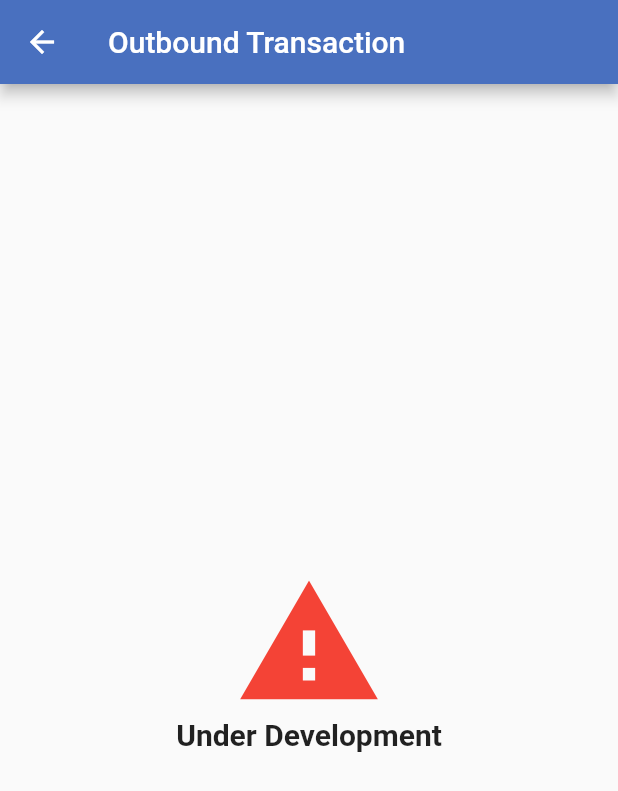
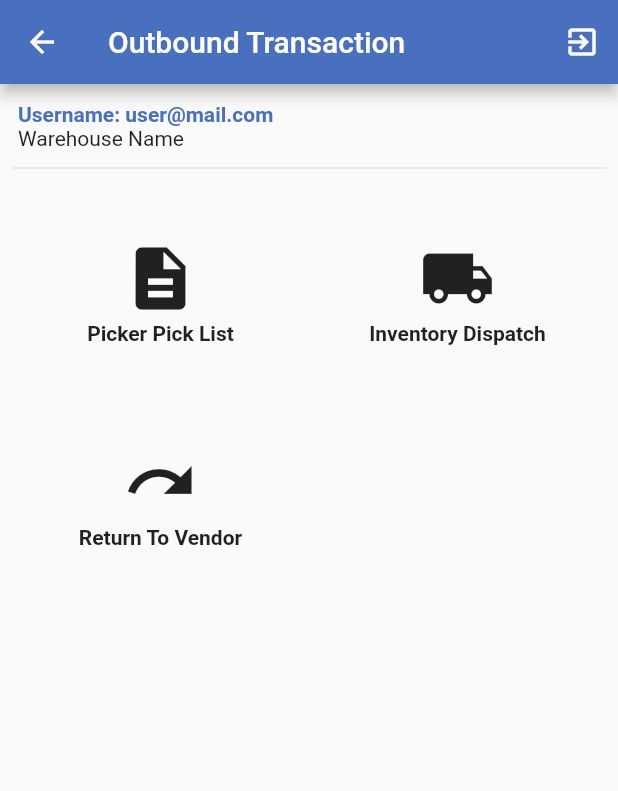
Before and after one commit to andrianprabowo/msi_app, a Flutter app: the OutboundScreen screen opened by its route, on a phone screen of 412 x 824 dp. Shown: the top 791 px of the screen. Run offline on Flutter 3.47's test engine with Material 2 defaults, Android fonts, the phone set to English and light mode, and no system bars.

Commit message:
create sub menu

```diff
--- a/lib/screens/home/home_screen.dart
+++ b/lib/screens/home/home_screen.dart
@@ -1,6 +1,6 @@
 import 'package:flutter/material.dart';
-import 'package:msi_app/screens/home/widgets/item_header.dart';
-import 'package:msi_app/screens/home/widgets/item_menu.dart';
+import 'package:msi_app/widgets/item_header.dart';
+import 'package:msi_app/widgets/item_menu.dart';
 import 'package:msi_app/screens/inbound/inbound_screen.dart';
 import 'package:msi_app/screens/login/login_screen.dart';
 import 'package:msi_app/screens/outbound/outbound_screen.dart';
--- /dev/null
+++ b/lib/screens/inventory_dispatch/inventory_dispatch_screen.dart
@@ -0,0 +1,34 @@
+import 'package:flutter/material.dart';
+
+class InventoryDispatchScreen extends StatelessWidget {
+  static const routeName = '/inventory_dispatch';
+
+  @override
+  Widget build(BuildContext context) {
+    return Scaffold(
+      appBar: AppBar(
+        title: Text('Inventory Dispatch'),
+      ),
+      body: Center(
+        child: Column(
+          children: [
+            Spacer(),
+            Icon(
+              Icons.warning,
+              size: 100,
+              color: Colors.red,
+            ),
+            Text(
+              'Under Development',
+              style: TextStyle(
+                fontSize: 20,
+                fontWeight: FontWeight.bold,
+              ),
+            ),
+            Spacer(),
+          ],
+        ),
+      ),
+    );
+  }
+}
--- a/lib/screens/outbound/outbound_screen.dart
+++ b/lib/screens/outbound/outbound_screen.dart
@@ -1,31 +1,79 @@
 import 'package:flutter/material.dart';
+import 'package:msi_app/screens/inventory_dispatch/inventory_dispatch_screen.dart';
+import 'package:msi_app/screens/picker_pick/picker_pick_screen.dart';
+import 'package:msi_app/screens/return_vendor/return_vendor_screen.dart';
+import 'package:msi_app/widgets/item_header.dart';
+import 'package:msi_app/widgets/item_menu.dart';
+import 'package:msi_app/screens/login/login_screen.dart';
+import 'package:msi_app/utils/constants.dart';
+import 'package:msi_app/utils/size_config.dart';
 
 class OutboundScreen extends StatelessWidget {
   static const routeName = '/outbound';
+
+  final String username = 'user@mail.com';
+  final String warehouse = 'Warehouse Name';
+  final List<Map<String, Object>> menus = [
+    {
+      'icon': Icons.description,
+      'label': 'Picker Pick List',
+      'routeName': PickerPickScreen.routeName,
+    },
+    {
+      'icon': Icons.local_shipping,
+      'label': 'Inventory Dispatch',
+      'routeName': InventoryDispatchScreen.routeName,
+    },
+    {
+      'icon': Icons.redo,
+      'label': 'Return To Vendor',
+      'routeName': ReturnVendorScreen.routeName,
+    },
+  ];
+
+  void logout(BuildContext context) {
+    Navigator.of(context).pushReplacementNamed(LoginScreen.routeName);
+  }
 
   @override
   Widget build(BuildContext context) {
     return Scaffold(
       appBar: AppBar(
-        title: Text('Outbound Transaction'),
+        title: FittedBox(child: Text('Outbound Transaction')),
+        actions: [
+          IconButton(
+            icon: Icon(Icons.exit_to_app),
+            onPressed: () => logout(context),
+          )
+        ],
       ),
-      body: Center(
+      body: Padding(
+        padding: const EdgeInsets.all(kMedium),
         child: Column(
+          crossAxisAlignment: CrossAxisAlignment.start,
           children: [
-            Spacer(),
-            Icon(
-              Icons.warning,
-              size: 100,
-              color: Colors.red,
+            ItemHeader(
+              username: username,
+              warehouse: warehouse,
             ),
-            Text(
-              'Under Development',
-              style: TextStyle(
-                fontSize: 20,
-                fontWeight: FontWeight.bold,
+            Divider(),
+            SizedBox(height: getProportionateScreenHeight(40)),
+            Expanded(
+              child: GridView(
+                children: menus
+                    .map((menu) => ItemMenu(
+                          iconData: menu['icon'],
+                          label: menu['label'],
+                          routeName: menu['routeName'],
+                        ))
+                    .toList(),
+                gridDelegate: SliverGridDelegateWithFixedCrossAxisCount(
+                  crossAxisCount: 2,
+                  childAspectRatio: 4 / 2,
+                  mainAxisSpacing: getProportionateScreenHeight(36),
+                ),
               ),
             ),
-            Spacer(),
           ],
         ),
       ),
--- /dev/null
+++ b/lib/screens/picker_pick/picker_pick_screen.dart
@@ -0,0 +1,34 @@
+import 'package:flutter/material.dart';
+
+class PickerPickScreen extends StatelessWidget {
+  static const routeName = '/picker_pick';
+
+  @override
+  Widget build(BuildContext context) {
+    return Scaffold(
+      appBar: AppBar(
+        title: Text('Picker Pick List'),
+      ),
+      body: Center(
+        child: Column(
+          children: [
+            Spacer(),
+            Icon(
+              Icons.warning,
+              size: 100,
+              color: Colors.red,
+            ),
+            Text(
+              'Under Development',
+              style: TextStyle(
+                fontSize: 20,
+                fontWeight: FontWeight.bold,
+              ),
+            ),
+            Spacer(),
+          ],
+        ),
+      ),
+    );
+  }
+}
--- a/lib/utils/routes.dart
+++ b/lib/utils/routes.dart
@@ -1,9 +1,15 @@
 import 'package:flutter/cupertino.dart';
 import 'package:msi_app/screens/home/home_screen.dart';
 import 'package:msi_app/screens/inbound/inbound_screen.dart';
+import 'package:msi_app/screens/inventory_dispatch/inventory_dispatch_screen.dart';
 import 'package:msi_app/screens/login/login_screen.dart';
 import 'package:msi_app/screens/outbound/outbound_screen.dart';
+import 'package:msi_app/screens/picker_pick/picker_pick_screen.dart';
 import 'package:msi_app/screens/production/production_screen.dart';
+import 'package:msi_app/screens/put_away/put_away_screen.dart';
+import 'package:msi_app/screens/receipt_vendor/receipt_vendor_screen.dart';
+import 'package:msi_app/screens/return_outlet/return_outlet_screen.dart';
+import 'package:msi_app/screens/return_vendor/return_vendor_screen.dart';
 import 'package:msi_app/screens/splash/splash_screen.dart';
 import 'package:msi_app/screens/stock_counting/stock_counting_screen.dart';
 import 'package:msi_app/screens/stock_inquiry/stock_inquiry_screen.dart';
@@ -19,4 +25,10 @@ final Map<String, WidgetBuilder> routes = {
   ProductionScreen.routeName: (context) => ProductionScreen(),
   StockCountingScreen.routeName: (context) => StockCountingScreen(),
   StockInquiryScreen.routeName: (context) => StockInquiryScreen(),
+  ReceiptVendorScreen.routeName: (context) => ReceiptVendorScreen(),
+  PutAwayScreen.routeName: (context) => PutAwayScreen(),
+  ReturnOutletScreen.routeName: (context) => ReturnOutletScreen(),
+  PickerPickScreen.routeName: (context) => PickerPickScreen(),
+  InventoryDispatchScreen.routeName: (context) => InventoryDispatchScreen(),
+  ReturnVendorScreen.routeName: (context) => ReturnVendorScreen(),
 };
```
Also changed, not shown: lib/screens/inbound/inbound_screen.dart (+60 -12 lines), lib/screens/put_away/put_away_screen.dart (added, +34 -0 lines), lib/screens/receipt_vendor/receipt_vendor_screen.dart (added, +34 -0 lines), lib/screens/return_outlet/return_outlet_screen.dart (added, +34 -0 lines), lib/screens/return_vendor/return_vendor_screen.dart (added, +34 -0 lines), lib/widgets/item_header.dart (renamed from lib/screens/home/widgets/item_header.dart), lib/widgets/item_menu.dart (renamed from lib/screens/home/widgets/item_menu.dart).
